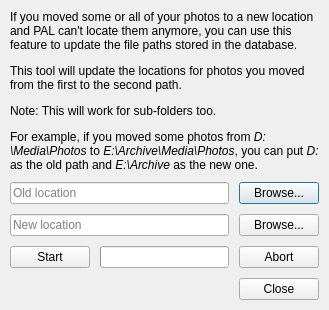
Before: the Qt Designer form src/ui/relocate_photos_dialog.ui in svetter/pal, drawn with Qt 5.
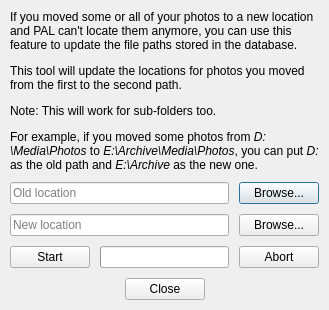
After: the same form once the commit is applied.

Patch:
```diff
--- a/src/ui/relocate_photos_dialog.ui
+++ b/src/ui/relocate_photos_dialog.ui
@@ -154,7 +154,7 @@
       <set>QDialogButtonBox::Close</set>
      </property>
      <property name="centerButtons">
-      <bool>false</bool>
+      <bool>true</bool>
      </property>
     </widget>
    </item>
```
